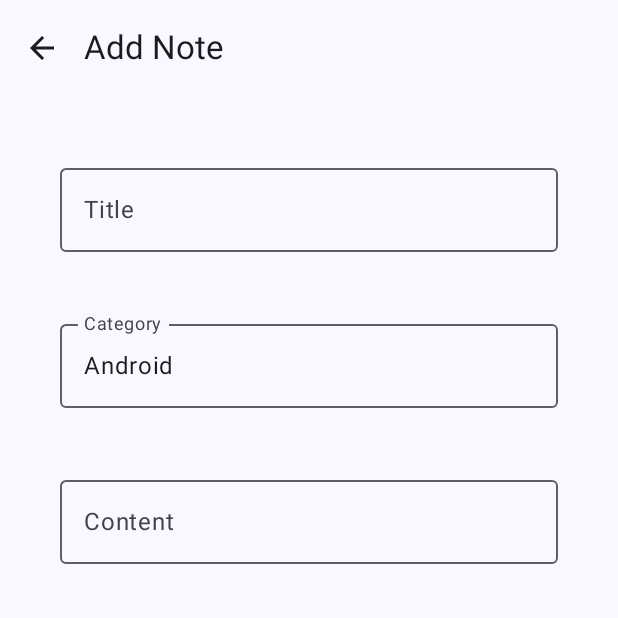
After one commit to goobar-dev/android-403-advanced-android-kotlin, an Android app built with Jetpack Compose: the composable AddNoteScreen shown on its own in the app's theme, on a phone screen of 412 x 824 dp, the top half of it. The commit adds this screen. Run offline under Robolectric (Android 15) with nearby library versions, the phone set to English and light mode, and no system bars; our stand-ins replace Dagger/Hilt's generated code; network calls fail.

Commit message:
setup: Lesson 11 starter code

```diff
--- /dev/null
+++ b/demo/app/src/main/java/dev/goobar/advancedandroiddemo/addnote/AddNoteScreen.kt
@@ -0,0 +1,153 @@
+@file:OptIn(ExperimentalMaterial3Api::class)
+
+package dev.goobar.advancedandroiddemo.addnote
+
+import androidx.compose.animation.AnimatedVisibility
+import androidx.compose.foundation.clickable
+import androidx.compose.foundation.interaction.MutableInteractionSource
+import androidx.compose.foundation.interaction.collectIsPressedAsState
+import androidx.compose.foundation.layout.*
+import androidx.compose.material.*
+import androidx.compose.material3.DropdownMenu
+import androidx.compose.material3.DropdownMenuItem
+import androidx.compose.material3.ExperimentalMaterial3Api
+import androidx.compose.material3.FloatingActionButton
+import androidx.compose.material3.Icon
+import androidx.compose.material3.IconButton
+import androidx.compose.material3.OutlinedTextField
+import androidx.compose.material3.Scaffold
+import androidx.compose.material3.Text
+import androidx.compose.material3.TopAppBar
+import androidx.compose.runtime.*
+import androidx.compose.ui.Alignment
+import androidx.compose.ui.Modifier
+import androidx.compose.ui.platform.LocalLayoutDirection
+import androidx.compose.ui.res.painterResource
+import androidx.compose.ui.unit.dp
+import androidx.hilt.navigation.compose.hiltViewModel
+import dev.goobar.advancedandroiddemo.R
+import kotlinx.collections.immutable.ImmutableList
+import kotlinx.collections.immutable.toImmutableList
+
+@Composable
+fun AddNoteScreen(
+    viewModel: AddNoteViewModel = hiltViewModel(),
+    onBackClick: () -> Unit
+) {
+
+    val layoutDirection = LocalLayoutDirection.current
+    val showSaveButton by viewModel.showSaveButton.collectAsState()
+    val foo by remember { derivedStateOf { showSaveButton == true } }
+
+    LaunchedEffect(Unit) {
+        viewModel.events.collect {
+            when (it) {
+                AddNoteViewModel.Event.SaveCompleted -> onBackClick()
+            }
+        }
+    }
+
+    Scaffold(
+        topBar = {
+            TopAppBar(
+                title = { Text("Add Note") },
+                navigationIcon = { IconButton(onBackClick) { Icon(painterResource(id = R.drawable.ic_arrow_back), contentDescription = "Back")} }
+            )
+         },
+        floatingActionButton = {
+            Box(modifier = Modifier.size(56.dp)) {
+                AnimatedVisibility(visible = showSaveButton) {
+                    FloatingActionButton(onClick = viewModel::onSaveClicked) {
+                        Icon(painter = painterResource(R.drawable.ic_save), contentDescription = "Save Note")
+                    }
+                }
+            }
+        }
+    ) { paddingValues ->
+        Column(
+            modifier = Modifier
+                .padding(
+                    PaddingValues(
+                        start = 20.dp + paddingValues.calculateStartPadding(layoutDirection),
+                        top = 20.dp + paddingValues.calculateTopPadding(),
+                        end = 20.dp + paddingValues.calculateEndPadding(layoutDirection),
+                        bottom = 20.dp + paddingValues.calculateBottomPadding()
+                    )
+                )
+                .fillMaxSize(1f),
+            horizontalAlignment = Alignment.CenterHorizontally
+        ) {
+            OutlinedTextField(
+                modifier = Modifier
+                    .padding(20.dp)
+                    .fillMaxWidth(),
+                value = viewModel.title,
+                onValueChange = viewModel::onTitleChanged,
+                label = { Text("Title")}
+            )
+
+            CategoryDropdown(
+                modifier = Modifier
+                    .padding(20.dp)
+                    .fillMaxWidth(),
+                viewModel.selectedCategory,
+                viewModel.categories.toImmutableList(),
+                viewModel::onCategoryClicked
+            )
+
+            OutlinedTextField(
+                modifier = Modifier
+                    .padding(20.dp)
+                    .fillMaxWidth(),
+                value = viewModel.content,
+                onValueChange = viewModel::onContentChanged,
+                singleLine = false,
+                label = { Text("Content")}
+            )
+        }
+    }
+}
+
+@Composable
+private fun CategoryDropdown(
+    modifier: Modifier = Modifier,
+    selected: String,
+    categories: ImmutableList<String>,
+    onCategoryClicked: (String) -> Unit
+) {
+    var expanded by remember { mutableStateOf(false) }
+    Box(modifier) {
+
+        val source = remember { MutableInteractionSource() }
+        val isPressed by source.collectIsPressedAsState()
+        if (isPressed) expanded = true
+
+        OutlinedTextField(
+            interactionSource = source,
+            modifier = Modifier
+                .fillMaxWidth(1f)
+                .clickable(onClick = { expanded = true }),
+            readOnly = true,
+            value = selected,
+            onValueChange = {},
+            label = { Text("Category") }
+        )
+
+        DropdownMenu(
+            expanded = expanded,
+            onDismissRequest = { expanded = false }
+        ) {
+            categories.forEach { category ->
+                DropdownMenuItem(
+                    onClick = {
+                        onCategoryClicked(category)
+                        expanded = false
+                    },
+                    text = {
+                        Text(category)
+                    }
+                )
+            }
+        }
+    }
+}
--- /dev/null
+++ b/demo/app/src/main/java/dev/goobar/advancedandroiddemo/addnote/AddNoteViewModel.kt
@@ -0,0 +1,45 @@
+package dev.goobar.advancedandroiddemo.addnote
+
+import androidx.compose.runtime.*
+import androidx.lifecycle.ViewModel
+import androidx.lifecycle.viewModelScope
+import dagger.hilt.android.lifecycle.HiltViewModel
+import kotlinx.coroutines.flow.*
+import kotlinx.coroutines.launch
+import javax.inject.Inject
+
+@HiltViewModel
+class AddNoteViewModel @Inject constructor() : ViewModel() {
+
+    private val _events: MutableSharedFlow<Event> = MutableSharedFlow()
+    val events = _events.asSharedFlow()
+
+    var title by mutableStateOf("")
+        private set
+    var content by mutableStateOf("")
+        private set
+    val categories by mutableStateOf(listOf("Android", "Kotlin", "Software Development", "Cloud"))
+    var selectedCategory by mutableStateOf(categories.first())
+        private set
+
+    val showSaveButton: StateFlow<Boolean> =
+        snapshotFlow { title }.combine(snapshotFlow { content }) { title, content ->
+            title.isNotBlank() && content.isNotBlank()
+        }.stateIn(viewModelScope, SharingStarted.WhileSubscribed(5_000), false)
+
+    fun onTitleChanged(newTitle: String) { title = newTitle }
+    fun onContentChanged(newContent: String) { content = newContent }
+    fun onSaveClicked() {
+        viewModelScope.launch {
+            _events.emit(Event.SaveCompleted)
+            TODO("Save the note to database")
+        }
+    }
+    fun onCategoryClicked(newCategory: String) {
+        viewModelScope.launch { selectedCategory = newCategory }
+    }
+
+    sealed class Event {
+        object SaveCompleted : Event()
+    }
+}
--- /dev/null
+++ b/demo/app/src/main/java/dev/goobar/advancedandroiddemo/data/NoteEntity.kt
@@ -0,0 +1,4 @@
+package dev.goobar.advancedandroiddemo.data
+
+class NoteEntity {
+}
--- a/demo/app/src/main/java/dev/goobar/advancedandroiddemo/home/DemoNavigationDestinations.kt
+++ b/demo/app/src/main/java/dev/goobar/advancedandroiddemo/home/DemoNavigationDestinations.kt
@@ -6,4 +6,6 @@ object DemoNavigationDestinations {
     object VersionsList : NavigationDestination
     object VersionDetails : ArgumentDestination<AndroidVersionInfo>
     object Topics : NavigationDestination
+    object Notes : NavigationDestination
+    object AddNote : NavigationDestination
 }
--- a/demo/app/src/main/java/dev/goobar/advancedandroiddemo/home/MainActivity.kt
+++ b/demo/app/src/main/java/dev/goobar/advancedandroiddemo/home/MainActivity.kt
@@ -37,6 +37,7 @@ class MainActivity : ComponentActivity() {
     private val navigationItems = mapOf(
         DemoNavigationDestinations.VersionsList to BottomNavItem("Versions", R.drawable.ic_info, DemoNavigationDestinations.VersionsList),
         DemoNavigationDestinations.Topics to BottomNavItem("Topics", R.drawable.ic_lightbulb, DemoNavigationDestinations.Topics),
+        DemoNavigationDestinations.Notes to BottomNavItem("Notes", R.drawable.ic_notes, DemoNavigationDestinations.Notes),
     )
 
     override fun onCreate(savedInstanceState: Bundle?) {
--- /dev/null
+++ b/demo/app/src/main/res/drawable/ic_add_note.xml
@@ -0,0 +1,5 @@
+<vector android:height="24dp" android:tint="#000000"
+    android:viewportHeight="24" android:viewportWidth="24"
+    android:width="24dp" xmlns:android="http://schemas.android.com/apk/res/android">
+    <path android:fillColor="@android:color/white" android:pathData="M3,17.25V21h3.75L17.81,9.94l-3.75,-3.75L3,17.25zM20.71,7.04c0.39,-0.39 0.39,-1.02 0,-1.41l-2.34,-2.34c-0.39,-0.39 -1.02,-0.39 -1.41,0l-1.83,1.83 3.75,3.75 1.83,-1.83z"/>
+</vector>
--- /dev/null
+++ b/demo/app/src/main/res/drawable/ic_notes.xml
@@ -0,0 +1,5 @@
+<vector android:height="24dp" android:tint="#000000"
+    android:viewportHeight="24" android:viewportWidth="24"
+    android:width="24dp" xmlns:android="http://schemas.android.com/apk/res/android">
+    <path android:fillColor="@android:color/white" android:pathData="M3,10h11v2H3V10zM3,8h11V6H3V8zM3,16h7v-2H3V16zM18.01,12.87l0.71,-0.71c0.39,-0.39 1.02,-0.39 1.41,0l0.71,0.71c0.39,0.39 0.39,1.02 0,1.41l-0.71,0.71L18.01,12.87zM17.3,13.58l-5.3,5.3V21h2.12l5.3,-5.3L17.3,13.58z"/>
+</vector>
--- /dev/null
+++ b/demo/app/src/main/res/drawable/ic_save.xml
@@ -0,0 +1,5 @@
+<vector android:height="24dp" android:tint="#000000"
+    android:viewportHeight="24" android:viewportWidth="24"
+    android:width="24dp" xmlns:android="http://schemas.android.com/apk/res/android">
+    <path android:fillColor="@android:color/white" android:pathData="M17,3L5,3c-1.11,0 -2,0.9 -2,2v14c0,1.1 0.89,2 2,2h14c1.1,0 2,-0.9 2,-2L21,7l-4,-4zM12,19c-1.66,0 -3,-1.34 -3,-3s1.34,-3 3,-3 3,1.34 3,3 -1.34,3 -3,3zM15,9L5,9L5,5h10v4z"/>
+</vector>
--- a/demo/build.gradle
+++ b/demo/build.gradle
@@ -3,6 +3,7 @@ plugins {
     id 'com.android.application' version '8.0.2' apply false
     id 'com.android.library' version '8.0.2' apply false
     id 'com.google.dagger.hilt.android' version '2.44' apply false
+    id 'com.google.devtools.ksp' version '1.8.20-1.0.11' apply false
     id 'org.jetbrains.kotlin.android' version '1.8.20' apply false
 }
 
```
Also changed, not shown: demo/app/build.gradle.kts (+21 -0 lines), demo/app/src/main/java/dev/goobar/advancedandroiddemo/home/NavigationGraph.kt (+14 -0 lines), demo/app/src/main/java/dev/goobar/advancedandroiddemo/notes/NotesScreen.kt (added, +88 -0 lines), demo/app/src/main/java/dev/goobar/advancedandroiddemo/notes/NotesViewModel.kt (added, +33 -0 lines).
